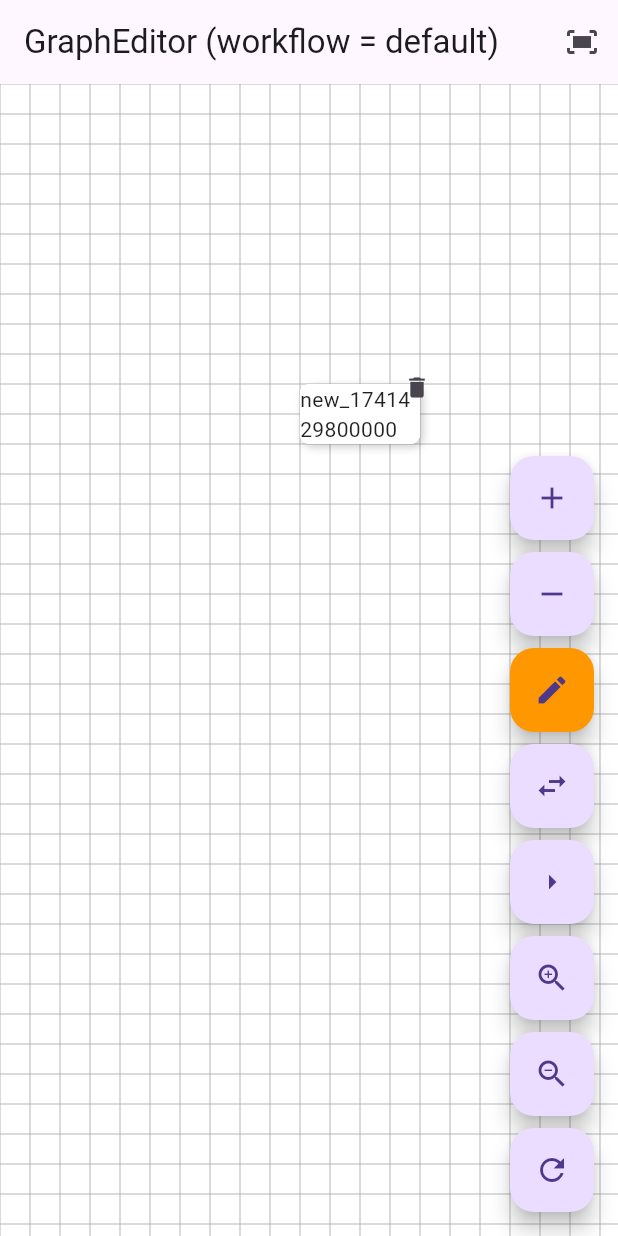
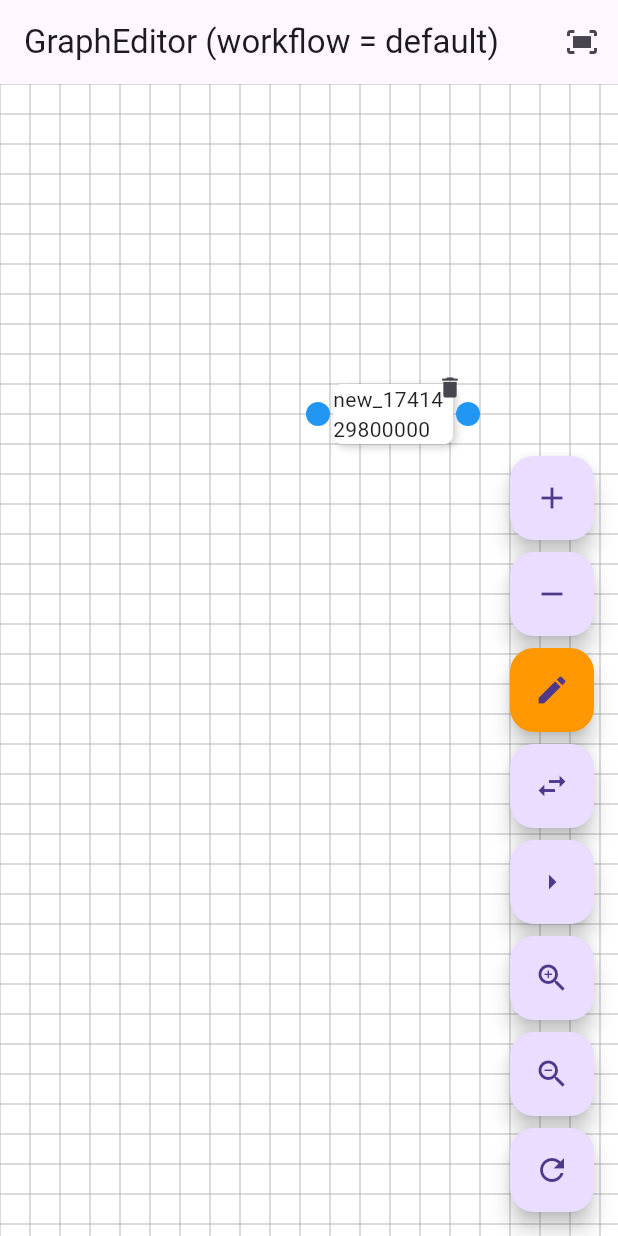
Before and after one commit to shigou0206/flow_editor, a Flutter app: the screen it shows after launch, after a tap on the "add" icon, on a phone screen of 412 x 824 dp. Run offline on Flutter 3.47's test engine with Material 3 defaults, Android fonts, the phone set to English and light mode, and no system bars; our stand-ins replace equatable, flutter_riverpod, riverpod.

Commit message:
revise node widget

```diff
--- a/lib/core/anchor/behaviors/default_anchor_behavior.dart
+++ b/lib/core/anchor/behaviors/default_anchor_behavior.dart
@@ -167,14 +167,13 @@ class DefaultAnchorBehavior implements AnchorBehavior {
         // 如果你对 anchor 有边缘偏移，需要在计算时加上
         final padding = computeAnchorPadding(
           node.anchors,
-          anchorWidgetSize: 24.0,
+          node,
         );
 
         // 计算anchor的本地偏移
         final anchorLocalPos = computeAnchorLocalPosition(
           anchor,
           Size(node.width, node.height),
-          anchorWidgetSize: 24.0,
         );
 
         // 将 anchor 的本地坐标转换为世界坐标
--- a/lib/core/anchor/models/anchor_model.dart
+++ b/lib/core/anchor/models/anchor_model.dart
@@ -3,6 +3,8 @@ import 'anchor_enums.dart';
 
 class AnchorModel {
   final String id;
+  final double width;
+  final double height;
   final Position position;
   final double ratio;
 
@@ -28,6 +30,8 @@ class AnchorModel {
 
   AnchorModel({
     required this.id,
+    required this.width,
+    required this.height,
     required this.position,
     double ratio = 0.5,
     this.direction = AnchorDirection.inout,
@@ -56,6 +60,8 @@ class AnchorModel {
   // copyWith
   AnchorModel copyWith({
     String? id,
+    double? width,
+    double? height,
     Position? position,
     double? ratio,
     AnchorDirection? direction,
@@ -77,6 +83,8 @@ class AnchorModel {
   }) {
     return AnchorModel(
       id: id ?? this.id,
+      width: width ?? this.width,
+      height: height ?? this.height,
       position: position ?? this.position,
       ratio: ratio ?? this.ratio,
       direction: direction ?? this.direction,
@@ -128,6 +136,8 @@ class AnchorModel {
   factory AnchorModel.fromJson(Map<String, dynamic> json) {
     return AnchorModel(
       id: json['id']?.toString() ?? '',
+      width: json['width'] is num ? (json['width'] as num).toDouble() : 24.0,
+      height: json['height'] is num ? (json['height'] as num).toDouble() : 24.0,
       position: _parsePosition(json['position']),
       ratio: _parseRatio(json['ratio']),
       direction: _parseAnchorDirection(json['direction']),
--- a/lib/core/anchor/utils/anchor_position_utils.dart
+++ b/lib/core/anchor/utils/anchor_position_utils.dart
@@ -8,15 +8,11 @@ import '../../types/position_enum.dart';
 /// ---------------------
 /// 1) 计算锚点在节点内部的局部坐标
 /// ---------------------
-Offset computeAnchorLocalPosition(
-  AnchorModel anchor,
-  Size nodeSize, {
-  double anchorWidgetSize = 24.0,
-}) {
+Offset computeAnchorLocalPosition(AnchorModel anchor, Size nodeSize) {
   final double w = nodeSize.width;
   final double h = nodeSize.height;
 
-  // 1) 基准点：根据 anchor 的位置和 ratio 计算
+  // 1) 计算基准点（基于 anchor 的位置和比例）
   final (baseX, baseY) = switch (anchor.position) {
     Position.left => (0.0, h * anchor.ratio),
     Position.right => (w, h * anchor.ratio),
@@ -24,85 +20,65 @@ Offset computeAnchorLocalPosition(
     Position.bottom => (w * anchor.ratio, h),
   };
 
-  // 2) 获取法线方向向量（节点外侧为正方向）
+  // 2) 获取法线向量（指向节点外侧）
   final normal = _getNormalVector(anchor.position);
-  // 3) 旋转该向量，根据 anchor.angle 调整
+  // 3) 根据 anchor.angle 对法线进行旋转
   final rotatedNormal = _rotateVector(normal, anchor.angle);
 
-  // 4) 根据 anchor.placement 调整 offsetDistance
-  double distance = anchor.offsetDistance;
+  // 4) 计算统一的偏移距离 effectiveDistance
+  //    外侧：正值；内侧：负值；边界：0
+  double effectiveDistance;
   switch (anchor.placement) {
     case AnchorPlacement.outside:
-      // outside：向外延伸，额外加上半个锚点尺寸
-      distance += anchorWidgetSize * 0.5;
+      effectiveDistance = anchor.offsetDistance;
       break;
     case AnchorPlacement.inside:
-      // inside：向内缩进，取负值
-      distance = -(distance + anchorWidgetSize * 0.5);
+      effectiveDistance = -anchor.offsetDistance;
       break;
     case AnchorPlacement.border:
-      distance = 0;
+      effectiveDistance = 0;
       break;
   }
 
-  // 5) 最终局部坐标 = 基准点 + 旋转后的法线向量 * distance
-  final dx = baseX + rotatedNormal.dx * distance;
-  final dy = baseY + rotatedNormal.dy * distance;
+  // 5) position
+
+  // 6) 最终局部坐标 = 基准点 + (rotatedNormal * effectiveDistance)
+  final dx = baseX + rotatedNormal.dx * effectiveDistance - anchor.width / 2;
+  final dy = baseY + rotatedNormal.dy * effectiveDistance - anchor.height / 2;
   return Offset(dx, dy);
 }
 
 /// ---------------------
 /// 2) 计算锚点在画布(世界)上的坐标
 /// ---------------------
-Offset computeAnchorWorldPosition(
-  NodeModel node,
-  AnchorModel anchor, {
-  double anchorWidgetSize = 24.0,
-}) {
+Offset computeAnchorWorldPosition(NodeModel node, AnchorModel anchor) {
   final nodePos = Offset(node.x, node.y);
-  final localAnchorPos = computeAnchorLocalPosition(
-    anchor,
-    Size(node.width, node.height),
-    anchorWidgetSize: anchorWidgetSize,
-  );
+  final localAnchorPos =
+      computeAnchorLocalPosition(anchor, Size(node.width, node.height));
   return nodePos + localAnchorPos;
 }
 
 /// ---------------------
 /// 3) 计算外扩: 用于确定父容器(BoundingBox)需要多大
-///    当 anchor.placement == outside 时，需要额外空间来包含整个锚点圆
-/// ---------------------
-_AnchorPadding computeAnchorPadding(
-  List<AnchorModel> anchors, {
-  double anchorWidgetSize = 24.0,
-}) {
+AnchorPadding computeAnchorPadding(
+  List<AnchorModel> anchors,
+  NodeModel node,
+) {
   double expandLeft = 0;
   double expandRight = 0;
   double expandTop = 0;
   double expandBottom = 0;
 
   for (final anchor in anchors) {
-    if (anchor.placement == AnchorPlacement.outside) {
-      // 需要的扩展距离 = offsetDistance + 整个锚点尺寸 (确保整颗锚点圆都能显示)
-      final double needed = anchor.offsetDistance + anchorWidgetSize;
-      switch (anchor.position) {
-        case Position.left:
-          if (needed > expandLeft) expandLeft = needed;
-          break;
-        case Position.right:
-          if (needed > expandRight) expandRight = needed;
-          break;
-        case Position.top:
-          if (needed > expandTop) expandTop = needed;
-          break;
-        case Position.bottom:
-          if (needed > expandBottom) expandBottom = needed;
-          break;
-      }
-    }
+    final localPos =
+        computeAnchorLocalPosition(anchor, Size(node.width, node.height));
+    expandLeft = max(expandLeft, -localPos.dx);
+    expandRight = max(expandRight, localPos.dx + anchor.width - node.width);
+    expandTop = max(expandTop, -localPos.dy);
+    expandBottom = max(expandBottom, localPos.dy + anchor.height - node.height);
   }
 
-  return _AnchorPadding(
+  return AnchorPadding(
     left: expandLeft,
     right: expandRight,
     top: expandTop,
@@ -110,16 +86,16 @@ _AnchorPadding computeAnchorPadding(
   );
 }
 
-/// ---------------------
-/// 用于存储上下左右的外扩距离
-/// ---------------------
-class _AnchorPadding {
+// /// ---------------------
+// /// 用于存储上下左右的外扩距离
+// /// ---------------------
+class AnchorPadding {
   final double left;
   final double right;
   final double top;
   final double bottom;
 
-  const _AnchorPadding({
+  const AnchorPadding({
     required this.left,
     required this.right,
     required this.top,
--- a/lib/core/canvas/graph_editor.dart
+++ b/lib/core/canvas/graph_editor.dart
@@ -4,6 +4,9 @@ import 'package:flutter_riverpod/flutter_riverpod.dart';
 import '../node/controllers/node_controller.dart';
 import '../edge/controllers/edge_controller.dart';
 import '../node/models/node_model.dart';
+import '../anchor/models/anchor_model.dart';
+import '../anchor/models/anchor_enums.dart';
+import '../types/position_enum.dart';
 import '../canvas/controllers/canvas_controller.dart';
 import '../canvas/models/canvas_visual_config.dart';
 import '../canvas/behaviors/canvas_behavior.dart';
@@ -165,18 +168,24 @@ class _GraphEditorState extends ConsumerState<GraphEditor> {
       height: 40,
       title: newId,
       anchors: [
-        // AnchorModel(
-        //     id: 'out_$newId',
-        //     nodeId: newId,
-        //     position: Position.right,
-        //     offsetDistance: 0,
-        //     ratio: 0.5),
-        // AnchorModel(
-        //     id: 'in_$newId',
-        //     nodeId: newId,
-        //     position: Position.left,
-        //     offsetDistance: 10,
-        //     ratio: 0.5),
+        AnchorModel(
+            id: 'out_$newId',
+            nodeId: newId,
+            position: Position.right,
+            placement: AnchorPlacement.outside,
+            offsetDistance: 10,
+            ratio: 0.5,
+            width: 24,
+            height: 24),
+        AnchorModel(
+            id: 'in_$newId',
+            nodeId: newId,
+            position: Position.left,
+            placement: AnchorPlacement.outside,
+            offsetDistance: 10,
+            ratio: 0.5,
+            width: 24,
+            height: 24),
       ],
     );
     widget.nodeController.upsertNode(node);
--- a/lib/core/canvas/interaction/gesture_event_handler.dart
+++ b/lib/core/canvas/interaction/gesture_event_handler.dart
@@ -15,9 +15,9 @@ class CanvasGestureHandler extends ConsumerStatefulWidget {
   final Widget child;
 
   const CanvasGestureHandler({
-    Key? key,
+    super.key,
     required this.child,
-  }) : super(key: key);
+  });
 
   @override
   ConsumerState<CanvasGestureHandler> createState() =>
--- a/lib/core/canvas/interaction/mouse_event_handler.dart
+++ b/lib/core/canvas/interaction/mouse_event_handler.dart
@@ -12,7 +12,7 @@ import '../canvas_state/canvas_state_provider.dart';
 class CanvasMouseHandler extends ConsumerStatefulWidget {
   final Widget child;
 
-  const CanvasMouseHandler({Key? key, required this.child}) : super(key: key);
+  const CanvasMouseHandler({super.key, required this.child});
 
   @override
   ConsumerState<CanvasMouseHandler> createState() => _CanvasMouseHandlerState();
--- a/lib/core/edge/edge_renderer.dart
+++ b/lib/core/edge/edge_renderer.dart
@@ -225,13 +225,12 @@ class EdgeRenderer extends CustomPainter {
     // 计算 outside padding（需与 NodeWidget/NodeAnchors 保持一致）
     final padding = computeAnchorPadding(
       node.anchors,
-      anchorWidgetSize: anchorWidgetSize,
+      node,
     );
     final containerPos = Offset(node.x - padding.left, node.y - padding.top);
     final localPos = computeAnchorLocalPosition(
       anchor,
       Size(node.width, node.height),
-      anchorWidgetSize: anchorWidgetSize,
     );
     final worldPos = containerPos + localPos;
     debugPrint(
--- a/lib/core/node/widgets/commons/node_anchors.dart
+++ b/lib/core/node/widgets/commons/node_anchors.dart
@@ -7,51 +7,34 @@ import '../../../anchor/behaviors/anchor_behavior.dart';
 class NodeAnchors extends StatelessWidget {
   final NodeModel node;
   final AnchorBehavior? anchorBehavior;
-  final double anchorWidgetSize;
-  final double scale;
+
+  final AnchorPadding padding;
 
   const NodeAnchors({
     Key? key,
     required this.node,
     this.anchorBehavior,
-    this.anchorWidgetSize = 24.0,
-    this.scale = 1.0,
+    required this.padding,
   }) : super(key: key);
 
   @override
   Widget build(BuildContext context) {
-    final padding = computeAnchorPadding(
-      node.anchors,
-      anchorWidgetSize: anchorWidgetSize,
-    );
-
-    final totalWidth = node.width + padding.left + padding.right;
-    final totalHeight = node.height + padding.top + padding.bottom;
-    final scaledWidth = totalWidth * scale;
-    final scaledHeight = totalHeight * scale;
-
     return SizedBox(
-      width: scaledWidth,
-      height: scaledHeight,
+      width: node.width + padding.left + padding.right,
+      height: node.height + padding.top + padding.bottom,
       child: Stack(
         clipBehavior: Clip.none,
         children: node.anchors.map((anchor) {
-          final localPos = computeAnchorLocalPosition(
-            anchor,
-            Size(node.width, node.height),
-            anchorWidgetSize: anchorWidgetSize,
-          );
-
-          final dx =
-              (localPos.dx - anchorWidgetSize / 2 + padding.left) * scale;
-          final dy = (localPos.dy - anchorWidgetSize / 2 + padding.top) * scale;
+          final Offset localPos =
+              computeAnchorLocalPosition(anchor, Size(node.width, node.height));
 
           return Positioned(
-            left: dx,
-            top: dy,
+            left: localPos.dx + padding.left,
+            top: localPos.dy + padding.top,
             child: AnchorWidget(
               anchor: anchor,
-              baseSize: anchorWidgetSize,
+              width: anchor.width,
+              height: anchor.height,
               anchorBehavior: anchorBehavior,
             ),
           );
--- a/lib/core/node/widgets/commons/node_block.dart
+++ b/lib/core/node/widgets/commons/node_block.dart
@@ -52,31 +52,30 @@ class _NodeBlockState extends State<NodeBlock> {
 
   @override
   Widget build(BuildContext context) {
-    // 不再乘scale, 只根据父容器(传入 SizedBox)的 constraints
     return LayoutBuilder(
       builder: (ctx, constraints) {
-        final w = constraints.hasBoundedWidth
+        final double w = constraints.hasBoundedWidth
             ? constraints.maxWidth
             : widget.node.width;
-        final h = constraints.hasBoundedHeight
+        final double h = constraints.hasBoundedHeight
             ? constraints.maxHeight
             : widget.node.height;
 
         return SizedBox(
           width: w,
           height: h,
+          child: GestureDetector(
+            behavior: HitTestBehavior.opaque,
+            onTapUp: _onTapUp,
+            onSecondaryTapDown: (details) => widget.behavior
+                ?.onContextMenu(widget.node, details.localPosition),
             child: MouseRegion(
               onEnter: (_) => widget.behavior?.onHover(widget.node, true),
               onExit: (_) => widget.behavior?.onHover(widget.node, false),
               child: Stack(
                 clipBehavior: Clip.none,
                 children: [
-                GestureDetector(
-                  behavior: HitTestBehavior.opaque,
-                  onTapUp: _onTapUp,
-                  onSecondaryTapDown: (details) => widget.behavior
-                      ?.onContextMenu(widget.node, details.localPosition),
-                  child: Container(
+                  Container(
                     width: w,
                     height: h,
                     decoration: BoxDecoration(
@@ -93,7 +92,7 @@ class _NodeBlockState extends State<NodeBlock> {
                     alignment: Alignment.center,
                     child: widget.child,
                   ),
-                ),
+                  // 删除按钮，使用 Positioned 放置于右上角（可溢出显示）
                   Positioned(
                     top: -10,
                     right: -10,
@@ -113,6 +112,7 @@ class _NodeBlockState extends State<NodeBlock> {
                 ],
               ),
             ),
+          ),
         );
       },
     );
--- a/lib/core/node/widgets/commons/node_widget.dart
+++ b/lib/core/node/widgets/commons/node_widget.dart
@@ -12,34 +12,34 @@ class NodeWidget extends StatelessWidget {
   final NodeBehavior? behavior;
   final AnchorBehavior? anchorBehavior;
 
-  static const double defaultAnchorSize = 24.0;
-  final double anchorSize;
-
-  const NodeWidget({
-    Key? key,
+  const NodeWidget(
+      {Key? key,
       required this.node,
       required this.child,
       this.behavior,
-    this.anchorBehavior,
-    this.anchorSize = defaultAnchorSize,
-  }) : super(key: key);
+      this.anchorBehavior})
+      : super(key: key);
 
   @override
   Widget build(BuildContext context) {
-    final padding = computeAnchorPadding(
-      node.anchors,
-      anchorWidgetSize: anchorSize,
-    );
-    final totalWidth = node.width + padding.left + padding.right;
-    final totalHeight = node.height + padding.top + padding.bottom;
+    // 计算锚点外扩的边距
+    final AnchorPadding padding = computeAnchorPadding(node.anchors, node);
+    // 总宽高：节点尺寸加上两侧扩展
+    final double totalWidth = node.width + padding.left + padding.right;
+    final double totalHeight = node.height + padding.top + padding.bottom;
 
-    return SizedBox(
+    // 为了保证全局位置符合 node.x,node.y，我们将 NodeWidget 的左上角设为：
+    // (node.x - padding.left, node.y - padding.top)
+    return Positioned(
+      left: node.x - padding.left,
+      top: node.y - padding.top,
+      child: SizedBox(
         width: totalWidth,
         height: totalHeight,
         child: Stack(
           clipBehavior: Clip.none,
           children: [
-          // 节点主体
+            // 节点主体，放在 (padding.left, padding.top)
             Positioned(
               left: padding.left,
               top: padding.top,
@@ -49,18 +49,19 @@ class NodeWidget extends StatelessWidget {
                 child: child,
               ),
             ),
-          // 节点锚点（🌟传入canvasGlobalKey）
+            // 锚点层，同样放在 (padding.left, padding.top)
             Positioned(
-            left: padding.left,
-            top: padding.top,
+              left: 0,
+              top: 0,
               child: NodeAnchors(
                 node: node,
                 anchorBehavior: anchorBehavior,
-              anchorWidgetSize: anchorSize,
+                padding: padding,
               ),
             ),
           ],
         ),
+      ),
     );
   }
 }
```
Also changed, not shown: lib/core/anchor/widgets/anchor_widget.dart (+12 -34 lines), pubspec.lock. Lines whose indentation alone changed are shown as unchanged.
